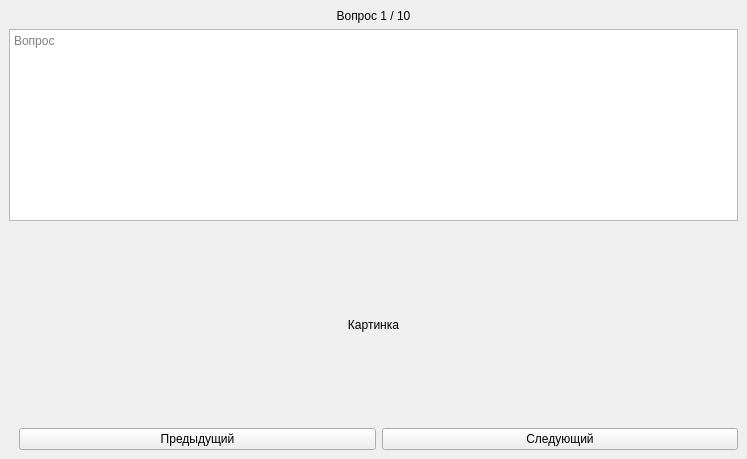
Old version of the form ui/play.ui in the repository MIV228/Victorio.
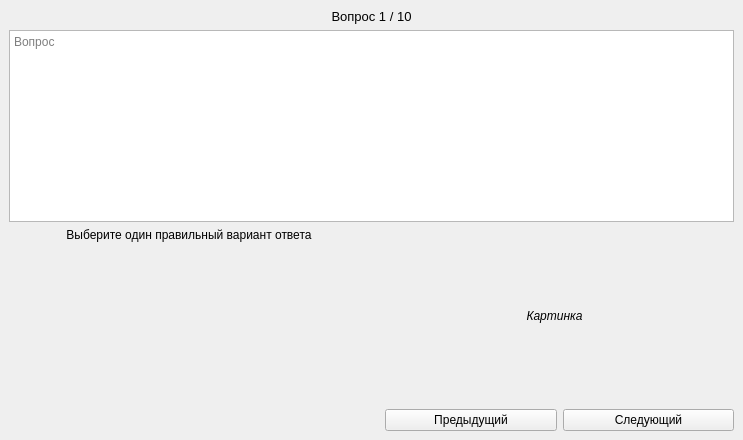
New version of the form.

Diff of the .ui file:
```diff
--- a/ui/play.ui
+++ b/ui/play.ui
@@ -6,8 +6,8 @@
    <rect>
     <x>0</x>
     <y>0</y>
-    <width>747</width>
-    <height>459</height>
+    <width>743</width>
+    <height>440</height>
    </rect>
   </property>
   <property name="windowTitle">
@@ -17,6 +17,11 @@
    <layout class="QVBoxLayout" name="verticalLayout_2">
     <item>
      <widget class="QLabel" name="count">
+      <property name="font">
+       <font>
+        <pointsize>10</pointsize>
+       </font>
+      </property>
       <property name="text">
        <string>Вопрос 1 / 10</string>
       </property>
@@ -61,6 +66,22 @@
         <property name="sizeConstraint">
          <enum>QLayout::SetMinAndMaxSize</enum>
         </property>
+        <item>
+         <widget class="QLabel" name="label_answers">
+          <property name="sizePolicy">
+           <sizepolicy hsizetype="Preferred" vsizetype="Expanding">
+            <horstretch>0</horstretch>
+            <verstretch>0</verstretch>
+           </sizepolicy>
+          </property>
+          <property name="text">
+           <string>Выберите один правильный вариант ответа</string>
+          </property>
+          <property name="alignment">
+           <set>Qt::AlignHCenter|Qt::AlignTop</set>
+          </property>
+         </widget>
+        </item>
        </layout>
       </item>
       <item>
@@ -73,6 +94,11 @@
             <verstretch>0</verstretch>
            </sizepolicy>
           </property>
+          <property name="font">
+           <font>
+            <italic>true</italic>
+           </font>
+          </property>
           <property name="text">
            <string>Картинка</string>
           </property>
```
